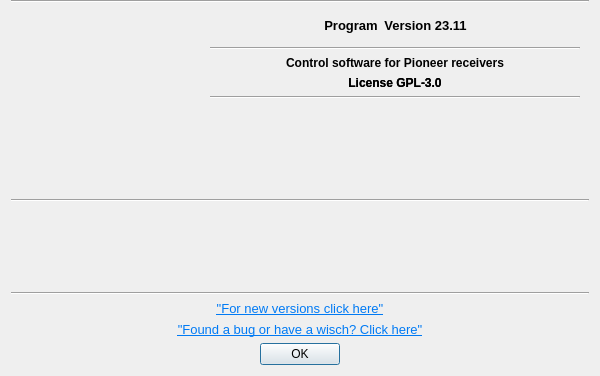
Above: src/aboutdialog.ui from AceOfSnakes/AvrPioRemote before the change. Below: the same form after it.
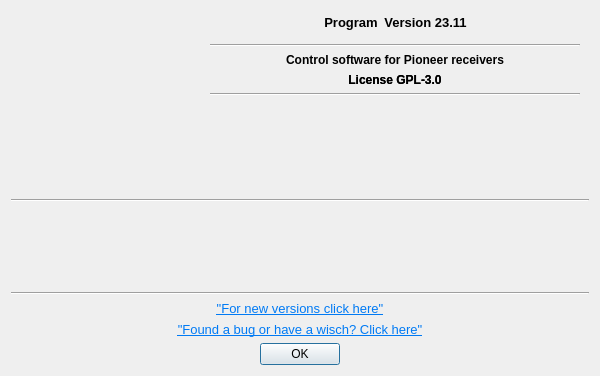
That is the form after the change. Icons and pictures are not drawn.

Commit message: Tune about form

```diff
--- a/src/aboutdialog.ui
+++ b/src/aboutdialog.ui
@@ -41,13 +41,6 @@
    <property name="topMargin">
     <number>0</number>
    </property>
-   <item>
-    <widget class="Line" name="line_3">
-     <property name="orientation">
-      <enum>Qt::Orientation::Horizontal</enum>
-     </property>
-    </widget>
-   </item>
    <item>
     <layout class="QHBoxLayout" name="horizontalLayout_4">
      <property name="spacing">
@@ -182,7 +175,7 @@
         <item row="0" column="0" colspan="3">
          <layout class="QHBoxLayout" name="horizontalLayout_3">
           <property name="topMargin">
-           <number>6</number>
+           <number>12</number>
           </property>
           <property name="bottomMargin">
            <number>6</number>
```
Left out of the diff: 60 changed lines with no effect on the pictures. The commit also changes 2 other files.
